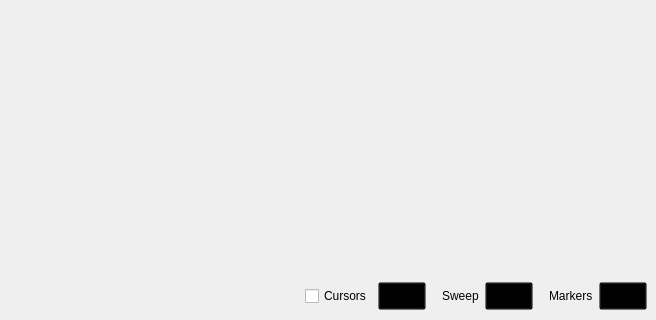
First picture: the form in ui/spectrum_analyzer.ui, repository analogdevicesinc/scopy, before the edit; both pictures show x 347 to 1003 and y 341 to 661 of the 1003 by 661 pixel window.
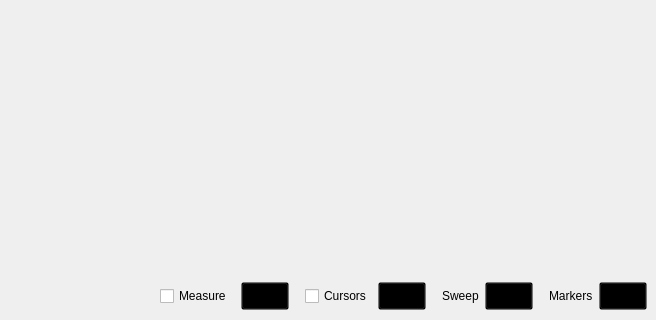
Second picture: the form after the edit. Icons and pictures are not drawn. Custom widgets are drawn as their Qt base class.

Commit message: spectrum analyzer: added measurements

```diff
--- a/ui/spectrum_analyzer.ui
+++ b/ui/spectrum_analyzer.ui
@@ -2257,6 +2257,13 @@
           </property>
          </spacer>
         </item>
+        <item>
+         <widget class="QCheckBox" name="boxMeasure">
+          <property name="text">
+           <string>Measure</string>
+          </property>
+         </widget>
+        </item>
         <item>
          <widget class="QWidget" name="optionsList" native="true">
           <property name="sizePolicy">
@@ -2283,6 +2290,32 @@
 QPushButton:checked { border-image: url(:/icons/setup_btn_checked.svg); }</string>
           </property>
           <layout class="QHBoxLayout" name="horizontalLayout">
+           <item>
+            <widget class="adiscope::CustomPushButton" name="btnMeasure">
+             <property name="text">
+              <string/>
+             </property>
+             <property name="checkable">
+              <bool>true</bool>
+             </property>
+            </widget>
+           </item>
+           <item>
+            <spacer name="horizontalSpacer_16">
+             <property name="orientation">
+              <enum>Qt::Horizontal</enum>
+             </property>
+             <property name="sizeType">
+              <enum>QSizePolicy::Fixed</enum>
+             </property>
+             <property name="sizeHint" stdset="0">
+              <size>
+               <width>10</width>
+               <height>10</height>
+              </size>
+             </property>
+            </spacer>
+           </item>
            <item>
             <widget class="QCheckBox" name="boxCursors">
              <property name="text">
@@ -2386,6 +2419,11 @@
   </layout>
  </widget>
  <customwidgets>
+  <customwidget>
+   <class>adiscope::CustomSwitch</class>
+   <extends>QPushButton</extends>
+   <header>gui/customSwitch.hpp</header>
+  </customwidget>
   <customwidget>
    <class>adiscope::CustomPushButton</class>
    <extends>QPushButton</extends>
@@ -2415,11 +2453,6 @@
    <header>gui/runsinglewidget.h</header>
    <container>1</container>
   </customwidget>
-  <customwidget>
-   <class>adiscope::CustomSwitch</class>
-   <extends>QPushButton</extends>
-   <header>gui/customSwitch.hpp</header>
-  </customwidget>
   <customwidget>
    <class>adiscope::LinkedButton</class>
    <extends>QPushButton</extends>
```
Left out of the diff: 3 changed lines with no effect on the pictures. The commit also changes 14 other files.
